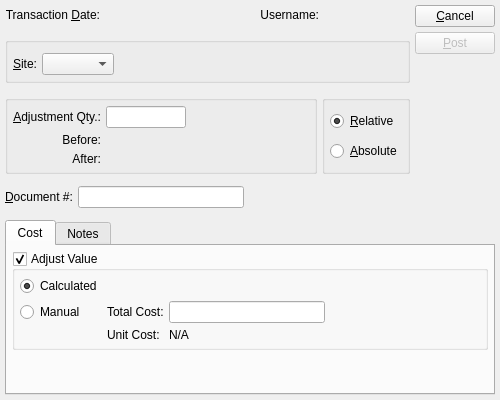
This is xtuple/trunk/guiclient/adjustmentTrans.ui in WooodHead/xtuple as Qt 5 draws it before an edit. The edited form follows.
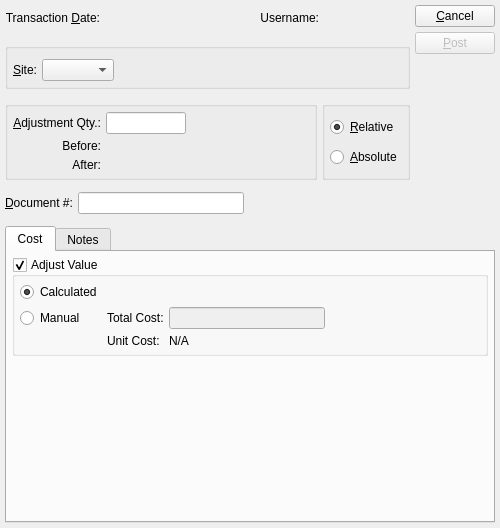
This is the edited form. Custom widgets are drawn as their Qt base class.

Commit message: issue #18922: Fix total amount box to be disabled unless manual cost method is checked.

The edit to the form file:
```diff
--- a/xtuple/trunk/guiclient/adjustmentTrans.ui
+++ b/xtuple/trunk/guiclient/adjustmentTrans.ui
@@ -14,7 +14,7 @@
     <x>0</x>
     <y>0</y>
     <width>500</width>
-    <height>400</height>
+    <height>528</height>
    </rect>
   </property>
   <property name="windowTitle">
@@ -418,7 +418,11 @@
            </widget>
           </item>
           <item row="1" column="2">
-           <widget class="XLineEdit" name="_cost"/>
+           <widget class="XLineEdit" name="_cost">
+            <property name="enabled">
+             <bool>false</bool>
+            </property>
+           </widget>
           </item>
           <item row="2" column="1">
            <widget class="QLabel" name="_unitCostLit">
```
The commit also changes 1 other file.
